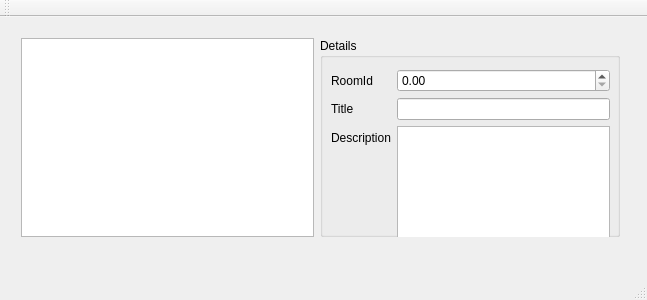
Old version of the form mainwindow.ui in the repository partouf/mytextadventureeditor.
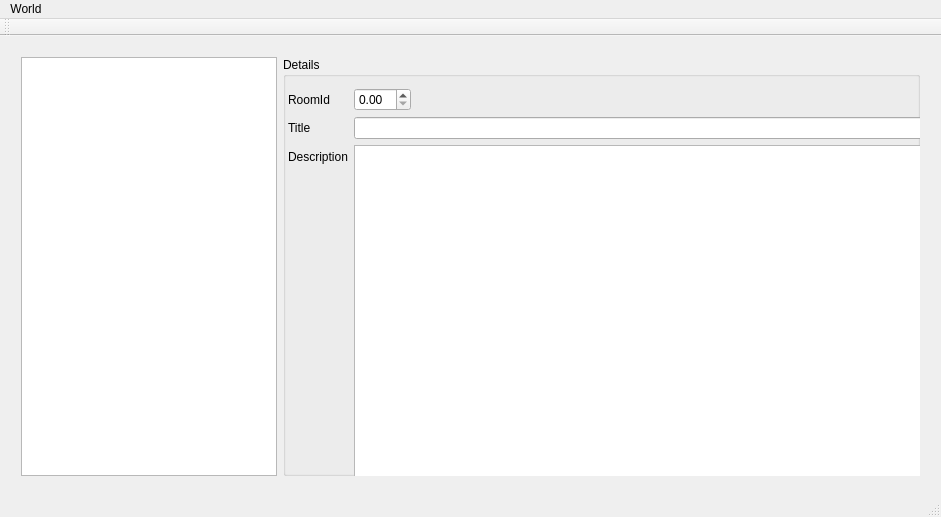
New version of the form.

Commit message: added more basic load/save and able to edit title/description + vsproj

Patch:
```diff
--- a/mainwindow.ui
+++ b/mainwindow.ui
@@ -6,8 +6,8 @@
    <rect>
     <x>0</x>
     <y>0</y>
-    <width>647</width>
-    <height>300</height>
+    <width>941</width>
+    <height>517</height>
    </rect>
   </property>
   <property name="minimumSize">
@@ -55,11 +55,11 @@
      <rect>
       <x>10</x>
       <y>10</y>
-      <width>621</width>
-      <height>221</height>
+      <width>921</width>
+      <height>441</height>
      </rect>
     </property>
-    <layout class="QHBoxLayout" name="horizontalLayout">
+    <layout class="QHBoxLayout" name="horizontalLayout" stretch="0,1">
      <item>
       <widget class="QListWidget" name="lstRoomTitles"/>
      </item>
@@ -79,11 +79,26 @@
          <rect>
           <x>0</x>
           <y>20</y>
-          <width>301</width>
-          <height>201</height>
+          <width>651</width>
+          <height>411</height>
          </rect>
         </property>
         <layout class="QFormLayout" name="formLayout">
+         <property name="fieldGrowthPolicy">
+          <enum>QFormLayout::ExpandingFieldsGrow</enum>
+         </property>
+         <property name="formAlignment">
+          <set>Qt::AlignLeading|Qt::AlignLeft|Qt::AlignTop</set>
+         </property>
+         <property name="leftMargin">
+          <number>5</number>
+         </property>
+         <property name="rightMargin">
+          <number>5</number>
+         </property>
+         <property name="bottomMargin">
+          <number>5</number>
+         </property>
          <item row="1" column="1">
           <widget class="QLineEdit" name="edtRoomTitle"/>
          </item>
@@ -126,10 +141,19 @@
     <rect>
      <x>0</x>
      <y>0</y>
-     <width>647</width>
-     <height>22</height>
+     <width>941</width>
+     <height>21</height>
     </rect>
    </property>
+   <widget class="QMenu" name="menuWorld">
+    <property name="title">
+     <string>World</string>
+    </property>
+    <addaction name="actionAdd_room"/>
+    <addaction name="separator"/>
+    <addaction name="actionSave"/>
+   </widget>
+   <addaction name="menuWorld"/>
   </widget>
   <widget class="QToolBar" name="mainToolBar">
    <attribute name="toolBarArea">
```
Left out of the diff: 13 changed lines with no effect on the pictures. The commit also changes 15 other files.
